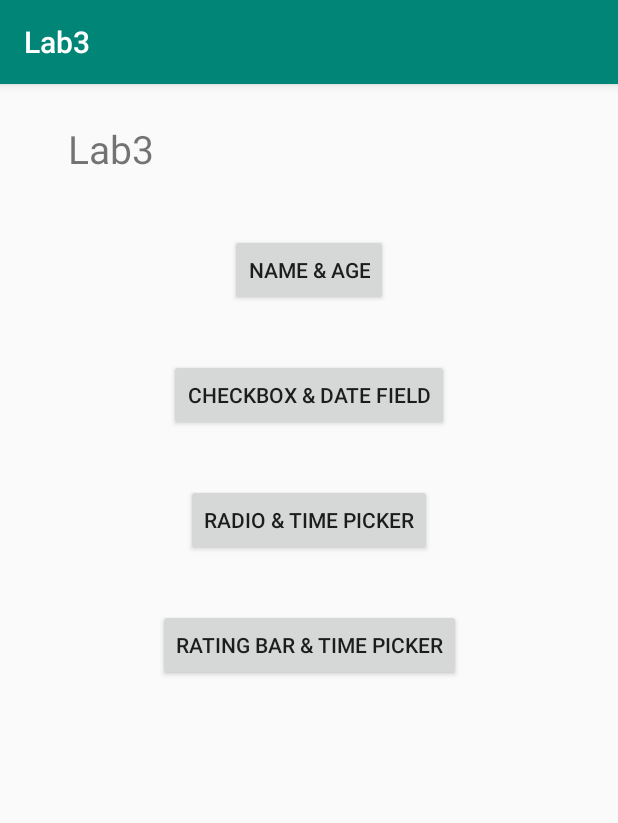
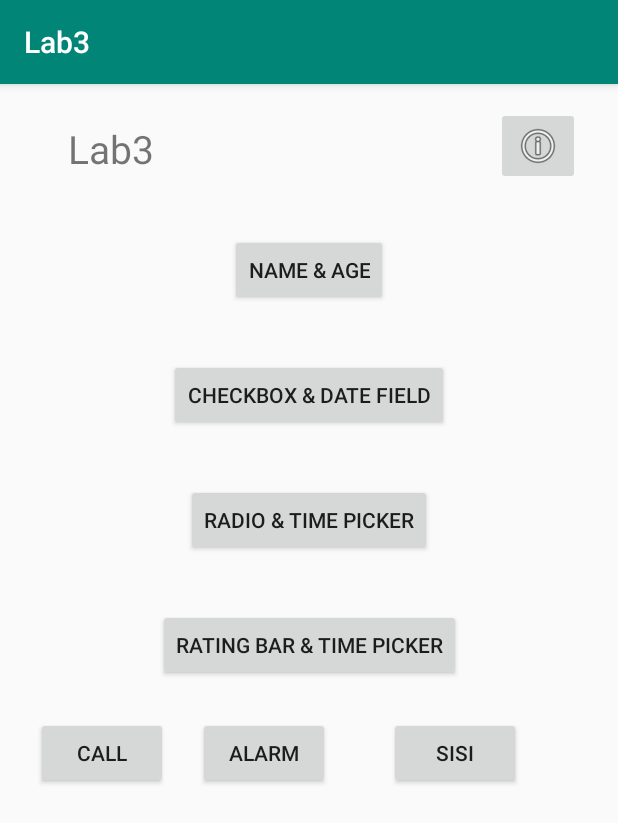
Before and after one commit to samdan-school/mmoo, an Android app: the screen it shows after launch (MainActivity), on a phone screen of 412 x 824 dp. Shown: the top 823 px of the screen. Run offline under Robolectric (Android 15) with nearby library versions, the phone set to English and light mode, and no system bars.

```diff
--- a/app/src/main/AndroidManifest.xml
+++ b/app/src/main/AndroidManifest.xml
@@ -1,6 +1,9 @@
 <?xml version="1.0" encoding="utf-8"?>
 <manifest xmlns:android="http://schemas.android.com/apk/res/android"
         package="com.example.myapplication">
+
+    <uses-permission android:name="android.permission.CALL_PHONE" />
+
 
     <application
             android:allowBackup="true"
@@ -13,6 +16,7 @@
             <intent-filter>
                 <action android:name="android.intent.action.MAIN" />
                 <action android:name="main" />
+
                 <category android:name="android.intent.category.LAUNCHER" />
             </intent-filter>
         </activity>
--- a/app/src/main/res/layout/activity_main.xml
+++ b/app/src/main/res/layout/activity_main.xml
@@ -62,4 +62,47 @@
         app:layout_constraintStart_toStartOf="parent"
         app:layout_constraintTop_toBottomOf="@+id/btnRadioTimePicker" />
 
+    <ImageButton
+            android:id="@+id/menu"
+            android:layout_width="wrap_content"
+            android:layout_height="wrap_content"
+            android:layout_marginTop="15dp"
+            android:layout_marginEnd="25dp"
+            app:layout_constraintEnd_toEndOf="parent"
+            app:layout_constraintTop_toTopOf="parent"
+            app:srcCompat="@android:drawable/ic_menu_info_details" />
+
+    <Button
+            android:id="@+id/btnCall"
+            android:layout_width="wrap_content"
+            android:layout_height="wrap_content"
+            android:layout_marginStart="24dp"
+            android:layout_marginTop="24dp"
+            android:text="@string/call"
+            app:layout_constraintStart_toStartOf="parent"
+            app:layout_constraintTop_toBottomOf="@+id/btnRatingBarTimePicker" />
+
+    <Button
+            android:id="@+id/btnAlarm"
+            android:layout_width="wrap_content"
+            android:layout_height="wrap_content"
+            android:layout_marginStart="20dp"
+            android:layout_marginTop="24dp"
+            android:text="@string/alarm"
+            app:layout_constraintStart_toEndOf="@+id/btnCall"
+            app:layout_constraintTop_toBottomOf="@+id/btnRatingBarTimePicker" />
+
+    <Button
+            android:id="@+id/btnWebSearch"
+            android:layout_width="wrap_content"
+            android:layout_height="wrap_content"
+            android:layout_marginStart="39dp"
+            android:layout_marginTop="24dp"
+            android:layout_marginEnd="35dp"
+            android:text="@string/web_search"
+            app:layout_constraintEnd_toEndOf="parent"
+            app:layout_constraintHorizontal_bias="0.0"
+            app:layout_constraintStart_toEndOf="@+id/btnAlarm"
+            app:layout_constraintTop_toBottomOf="@+id/btnRatingBarTimePicker" />
+
 </androidx.constraintlayout.widget.ConstraintLayout>
--- /dev/null
+++ b/app/src/main/res/menu/link_menu.xml
@@ -0,0 +1,15 @@
+<?xml version="1.0" encoding="utf-8"?>
+<menu xmlns:android="http://schemas.android.com/apk/res/android">
+    <item
+            android:id="@+id/mNameAge"
+            android:title="@string/name_age" />
+    <item
+            android:id="@+id/mCheckboxDate"
+            android:title="@string/checkbox_date" />
+    <item
+            android:id="@+id/mRadioTimePicker"
+            android:title="@string/radio_time_picker" />
+    <item
+            android:id="@+id/mRatingBarTimePicker"
+            android:title="@string/rating_bar_time_picker" />
+</menu>
--- a/app/src/main/res/values/strings.xml
+++ b/app/src/main/res/values/strings.xml
@@ -18,4 +18,8 @@
     <string name="female">Female</string>
     <string name="time">Time Picker</string>
     <string name="rate">Rating Bar</string>
+
+    <string name="call">Call</string>
+    <string name="alarm">Alarm</string>
+    <string name="web_search">SISI</string>
 </resources>
```
Also changed, not shown: app/src/main/java/com/example/myapplication/MainActivity.java (+71 -29 lines). Lines whose indentation alone changed are shown as unchanged.
